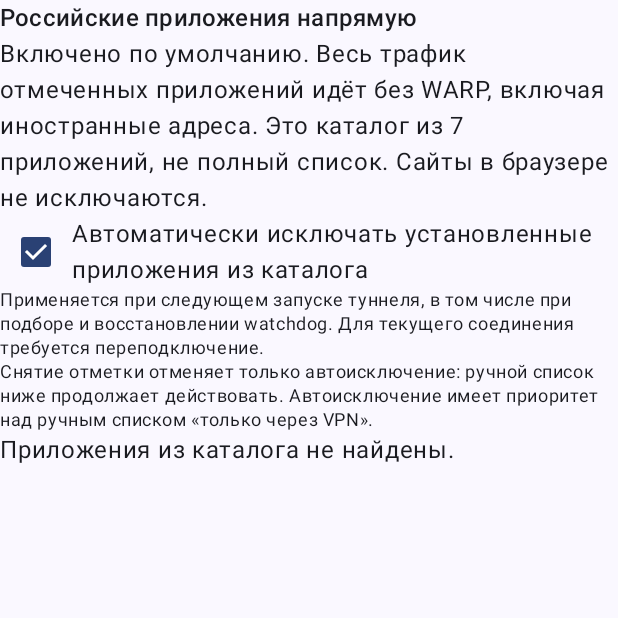
After one commit to Nikiiita2007/WarpTuner, an Android app built with Jetpack Compose: the composable RussianAppBypassControls shown on its own in the app's theme, on a phone screen of 412 x 824 dp, the top half of it. The commit adds this screen. Run offline under Robolectric (Android 15) with nearby library versions, the phone set to English and light mode, and no system bars.

Commit message:
Add automatic Russian app bypass with per-app overrides

```diff
--- a/app/src/main/java/com/example/warptuner/Engine.kt
+++ b/app/src/main/java/com/example/warptuner/Engine.kt
@@ -34,7 +34,10 @@ internal class GoTunnelBackend(ctx: Context) : TunnelBackend {
     private val tunnel = SimpleTunnel("warptuner")
 
     override fun up(config: String): String {
-        val parsed = Config.parse(ByteArrayInputStream(config.trim().toByteArray()))
+        val original = Config.parse(ByteArrayInputStream(config.trim().toByteArray()))
+        val effective = russianAppBypassConfig(applicationContext, config)
+        val parsed = if (effective == config) original
+            else Config.parse(ByteArrayInputStream(effective.trim().toByteArray()))
         return backend.setState(tunnel, Tunnel.State.UP, parsed).name
     }
 
--- /dev/null
+++ b/app/src/main/java/com/example/warptuner/RussianAppBypassControls.kt
@@ -0,0 +1,58 @@
+package com.example.warptuner
+
+import androidx.compose.foundation.layout.Column
+import androidx.compose.foundation.layout.Row
+import androidx.compose.material3.Checkbox
+import androidx.compose.material3.MaterialTheme
+import androidx.compose.material3.Text
+import androidx.compose.runtime.Composable
+import androidx.compose.runtime.LaunchedEffect
+import androidx.compose.runtime.getValue
+import androidx.compose.runtime.mutableStateOf
+import androidx.compose.runtime.remember
+import androidx.compose.runtime.setValue
+import androidx.compose.ui.Alignment
+import androidx.compose.ui.platform.LocalContext
+import kotlinx.coroutines.Dispatchers
+import kotlinx.coroutines.withContext
+
+@Composable
+internal fun RussianAppBypassControls() {
+    val ctx = LocalContext.current
+    val settings = remember(ctx) { RussianAppBypassSettings(ctx) }
+    var enabled by remember { mutableStateOf(settings.enabled) }
+    var overrides by remember { mutableStateOf(settings.overrides) }
+    var installed by remember { mutableStateOf<List<BypassApp>?>(null) }
+    LaunchedEffect(ctx) {
+        installed = withContext(Dispatchers.IO) { installedRussianBypassApps(ctx) }
+    }
+    Column {
+        Text("Российские приложения напрямую", style = MaterialTheme.typography.titleMedium)
+        Text("Включено по умолчанию. Весь трафик отмеченных приложений идёт без WARP, включая иностранные адреса. Это каталог из 7 приложений, не полный список. Сайты в браузере не исключаются.")
+        Row(verticalAlignment = Alignment.CenterVertically) {
+            Checkbox(checked = enabled, onCheckedChange = {
+                settings.enabled = it
+                enabled = it
+            })
+            Text("Автоматически исключать установленные приложения из каталога")
+        }
+        Text("Применяется при следующем запуске туннеля, в том числе при подборе и восстановлении watchdog. Для текущего соединения требуется переподключение.", style = MaterialTheme.typography.bodySmall)
+        Text("Снятие отметки отменяет только автоисключение: ручной список ниже продолжает действовать. Автоисключение имеет приоритет над ручным списком «только через VPN».", style = MaterialTheme.typography.bodySmall)
+        val apps = installed
+        if (apps == null) Text("Проверяю установленные приложения…")
+        else if (apps.isEmpty()) Text("Приложения из каталога не найдены.")
+        else apps.forEach { app ->
+            Row(verticalAlignment = Alignment.CenterVertically) {
+                Checkbox(checked = app.pkg !in overrides, enabled = enabled, onCheckedChange = { automatic ->
+                    settings.setAutomatic(app.pkg, automatic)
+                    overrides = settings.overrides
+                })
+                Column {
+                    Text(app.label)
+                    Text(if (enabled && app.pkg !in overrides) "Напрямую, без WARP" else "Без автоисключения", style = MaterialTheme.typography.bodySmall)
+                    Text(app.pkg, style = MaterialTheme.typography.bodySmall)
+                }
+            }
+        }
+    }
+}
```
Also changed, not shown: app/src/main/AndroidManifest.xml (+7 -2 lines), app/src/main/java/com/example/warptuner/AppsScreen.kt (+5 -4 lines), app/src/main/java/com/example/warptuner/RussianAppBypass.kt (added, +82 -0 lines), 1 other file.
